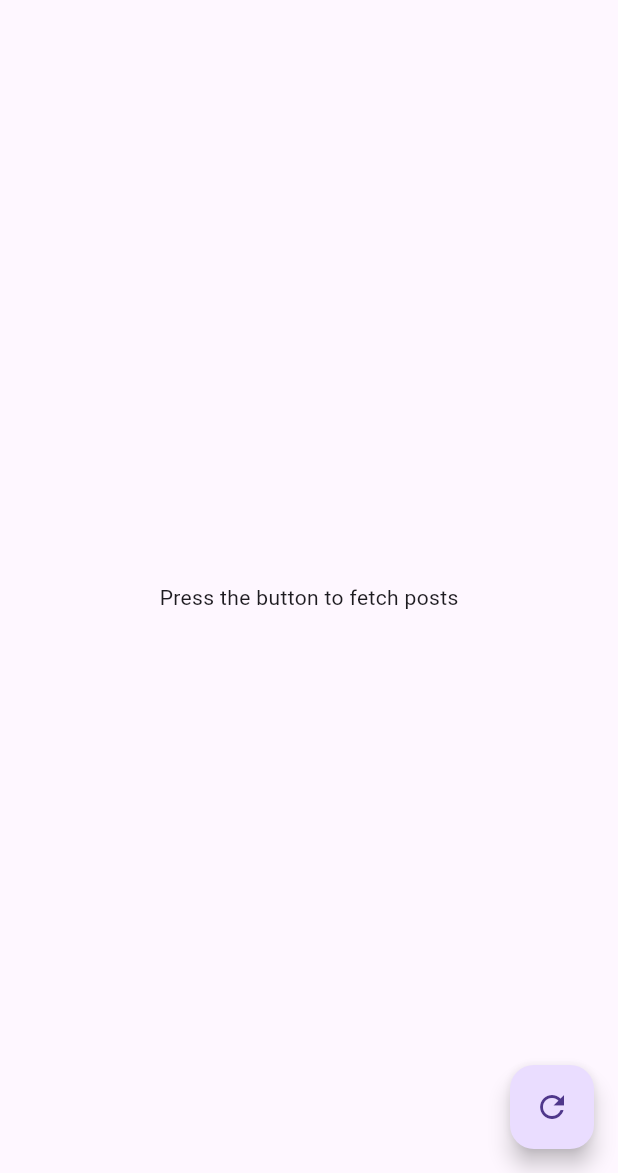
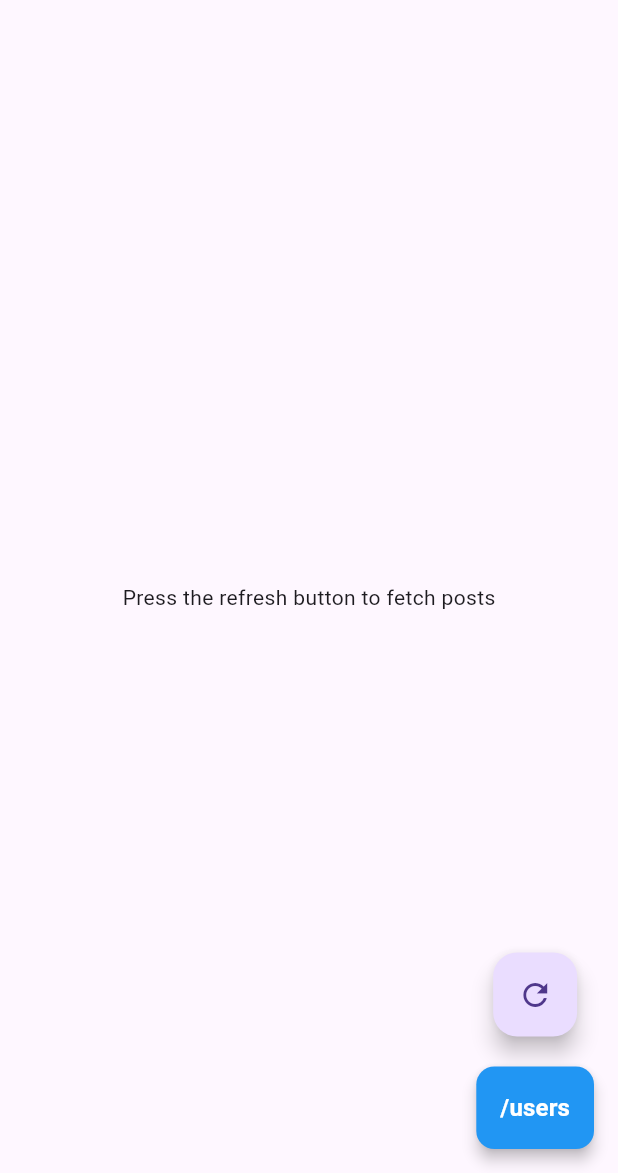
Before and after one commit to chirantan-basu01/rest-api-demo, a Flutter app: the screen it shows after launch, on a phone screen of 412 x 824 dp, the part 63-1236 px from its top. Run offline on Flutter 3.47's test engine with Material 3 defaults, Android fonts, the phone set to English and light mode, and no system bars; our stand-ins replace equatable, flutter_bloc.

Commit message:
added another api "\users"

```diff
--- a/lib/bloc/post_bloc.dart
+++ b/lib/bloc/post_bloc.dart
@@ -1,5 +1,5 @@
 import 'package:flutter_bloc/flutter_bloc.dart';
-import '../services/post_services.dart';
+import '../services/api_services.dart';
 import 'post_event.dart';
 import 'post_state.dart';
 
--- /dev/null
+++ b/lib/customWidgets/custom_button.dart
@@ -0,0 +1,43 @@
+import 'package:flutter/material.dart';
+
+class CustomButton extends StatelessWidget {
+  final String text;
+  final VoidCallback onPressed;
+  final Color color;
+  final double borderRadius;
+  final double elevation;
+  final double padding;
+
+  const CustomButton({
+    super.key,
+    required this.text,
+    required this.onPressed,
+    this.color = Colors.blue,
+    this.borderRadius = 12.0,
+    this.elevation = 4.0,
+    this.padding = 16.0,
+  });
+
+  @override
+  Widget build(BuildContext context) {
+    return ElevatedButton(
+      onPressed: onPressed,
+      style: ElevatedButton.styleFrom(
+        foregroundColor: Colors.white,
+        backgroundColor: color,
+        shape: RoundedRectangleBorder(
+          borderRadius: BorderRadius.circular(borderRadius),
+        ),
+        elevation: elevation,
+        padding: EdgeInsets.all(padding),
+      ),
+      child: Text(
+        text,
+        style: const TextStyle(
+          fontSize: 16,
+          fontWeight: FontWeight.bold,
+        ),
+      ),
+    );
+  }
+}
--- a/lib/main.dart
+++ b/lib/main.dart
@@ -1,12 +1,23 @@
 import 'package:flutter/material.dart';
 import 'package:flutter_bloc/flutter_bloc.dart';
-import 'package:rest_api_demo/services/post_services.dart';
+import 'package:rest_api_demo/bloc/user_bloc.dart';
+import 'package:rest_api_demo/services/api_services.dart';
 
 import 'bloc/post_bloc.dart';
-import 'pages/post_home_page.dart';
+import 'pages/home_page.dart';
 
 void main() {
-  runApp(const MyApp());
+  final PostRepository repository = PostRepository();
+
+  runApp(
+    MultiBlocProvider(
+      providers: [
+        BlocProvider(create: (context) => PostBloc(repository)),
+        BlocProvider(create: (context) => UserBloc(repository))
+      ],
+      child: const MyApp(),
+    ),
+  );
 }
 
 class MyApp extends StatelessWidget {
@@ -14,18 +25,10 @@ class MyApp extends StatelessWidget {
 
   @override
   Widget build(BuildContext context) {
-    final PostRepository repository = PostRepository();
-
-    return MaterialApp(
-      title: 'Flutter BLoC Example',
+    return const MaterialApp(
+      title: 'BLoC',
       debugShowCheckedModeBanner: false,
-      theme: ThemeData(
-        primarySwatch: Colors.blue,
-      ),
-      home: BlocProvider(
-        create: (context) => PostBloc(repository),
-        child: const PostListPage(),
-      ),
+      home: PostListPage(),
     );
   }
 }
--- a/lib/models/post_model.dart
+++ b/lib/models/post_model.dart
@@ -1,4 +1,3 @@
-import 'dart:convert';
 //
 // class Post {
 //   final int id;
--- a/lib/pages/post_home_page.dart
+++ b/lib/pages/home_page.dart
@@ -1,5 +1,7 @@
 import 'package:flutter/material.dart';
 import 'package:flutter_bloc/flutter_bloc.dart';
+import 'package:rest_api_demo/customWidgets/custom_button.dart';
+import 'package:rest_api_demo/pages/users_page.dart';
 
 import '../bloc/post_bloc.dart';
 import '../bloc/post_event.dart';
@@ -23,23 +25,44 @@ class PostListPage extends StatelessWidget {
             return ListView.builder(
               itemCount: state.posts.length,
               itemBuilder: (context, index) {
+                final posts = state.posts[index];
                 return ListTile(
-                  leading: Text(state.posts[index].id.toString()),
-                  title: Text(state.posts[index].title ?? ''),
-                  subtitle: Text(state.posts[index].body ?? ''),
+                  leading: Text(posts.id.toString()),
+                  title: Text(posts.title ?? ''),
+                  subtitle: Text(posts.body ?? ''),
                 );
               },
             );
           } else if (state is PostError) {
             return Center(child: Text(state.message));
           } else {
-            return const Center(child: Text('Press the button to fetch posts'));
+            return const Center(
+                child: Text('Press the refresh button to fetch posts'));
           }
         },
       ),
-      floatingActionButton: FloatingActionButton(
-        onPressed: () => context.read<PostBloc>().add(FetchPosts()),
-        child: const Icon(Icons.refresh),
+      floatingActionButton: Column(
+        mainAxisAlignment: MainAxisAlignment.end,
+        children: [
+          FloatingActionButton(
+            onPressed: () => context.read<PostBloc>().add(FetchPosts()),
+            child: const Icon(Icons.refresh),
+          ),
+          const SizedBox(
+            height: 20.0,
+          ),
+          CustomButton(
+            text: "/users",
+            onPressed: () {
+              Navigator.push(
+                context,
+                MaterialPageRoute(
+                  builder: (context) => const Users(),
+                ),
+              );
+            },
+          ),
+        ],
       ),
     );
   }
```
Also changed, not shown: lib/bloc/user_bloc.dart (added, +22 -0 lines), lib/bloc/user_event.dart (added, +8 -0 lines), lib/bloc/user_state.dart (added, +30 -0 lines), lib/customWidgets/custom_card.dart (added, +50 -0 lines), lib/models/user_model.dart (added, +121 -0 lines), lib/pages/users_page.dart (added, +57 -0 lines), lib/services/api_services.dart (renamed from lib/services/post_services.dart, +17 -3 lines).
